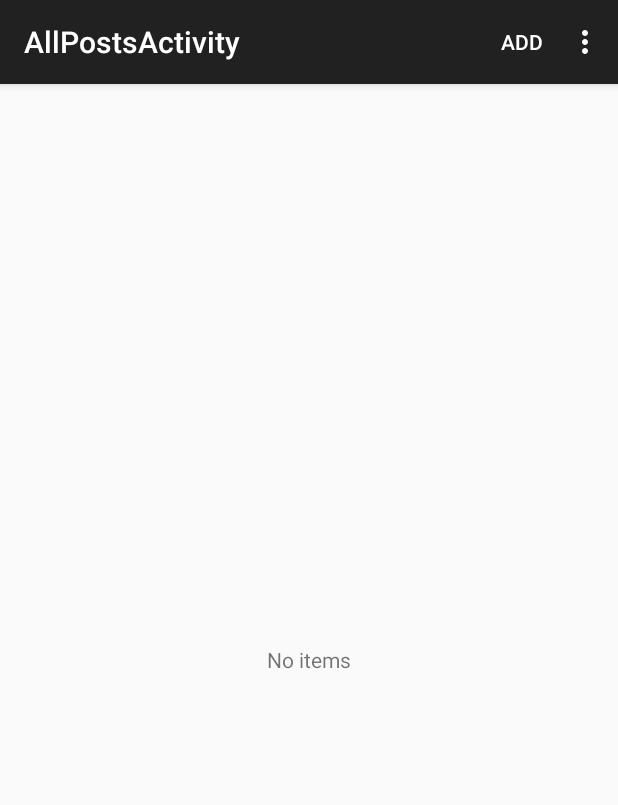
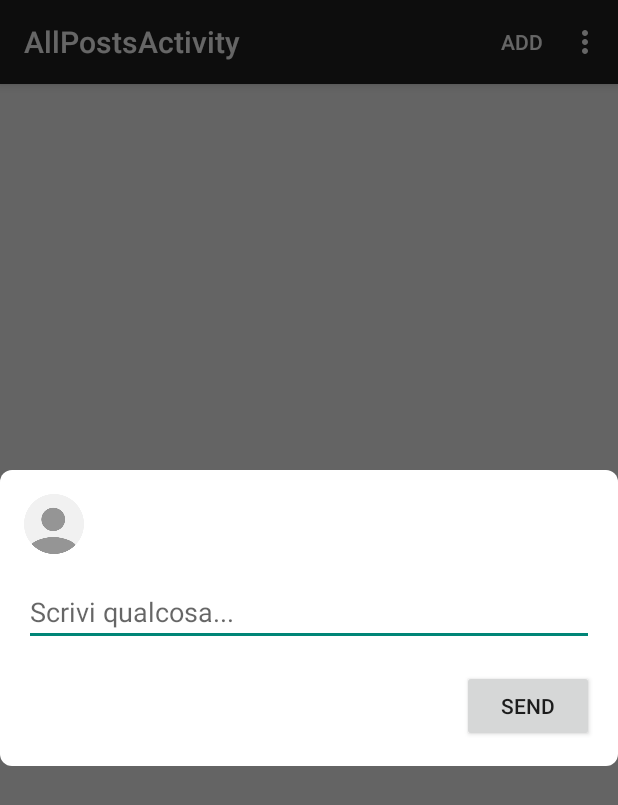
Before and after one commit to moondroid/ParseSocial, an Android app: the AllPostsActivity screen opened directly, with no data from a screen before it, after a tap on "ADD", on a phone screen of 412 x 824 dp. Shown: the top 805 px of the screen. Run offline under Robolectric (Android 15) with nearby library versions, the phone set to English and light mode, and no system bars; 2 statements that could not run were skipped.

Commit message:
add new post dialog

```diff
--- a/app/src/main/java/it/moondroid/parsesocial/AllPostsActivity.java
+++ b/app/src/main/java/it/moondroid/parsesocial/AllPostsActivity.java
@@ -10,12 +10,15 @@ import android.view.MenuItem;
 import android.view.View;
 import android.view.ViewGroup;
 import android.os.Build;
+import android.widget.Toast;
 
 import com.parse.ParseException;
 import com.parse.SaveCallback;
 
 import it.moondroid.sociallib.entities.Post;
 import it.moondroid.sociallib.fragments.AllPostsFragment;
+import it.moondroid.sociallib.fragments.CreatePostDialogFragment;
+import it.moondroid.sociallib.fragments.CreatePostDialogInterface;
 
 
 public class AllPostsActivity extends ActionBarActivity {
@@ -32,7 +35,7 @@ public class AllPostsActivity extends ActionBarActivity {
             getSupportFragmentManager().beginTransaction()
                     .add(R.id.container, postsFragment, "AllPostsFragment")
                     .commit();
-        }else {
+        } else {
             postsFragment = (AllPostsFragment) getSupportFragmentManager().findFragmentByTag("AllPostsFragment");
         }
     }
@@ -57,17 +60,25 @@ public class AllPostsActivity extends ActionBarActivity {
             return true;
         }
 
-        if (id == R.id.action_add_post){
-            Post post = new Post("post di prova "+counter);
-            counter++;
-            post.saveInBackground(new SaveCallback() {
+        if (id == R.id.action_add_post) {
+
+            new CreatePostDialogFragment.Builder(this).setSendPostButton(new CreatePostDialogInterface.OnClickListener() {
                 @Override
-                public void done(ParseException e) {
-                    if (e == null){
-                        postsFragment.update();
-                    }
+                public void onClick(CreatePostDialogInterface dialog, int which) {
+
+                    Post post = new Post(dialog.getContentText());
+                    post.saveInBackground(new SaveCallback() {
+                        @Override
+                        public void done(ParseException e) {
+                            if (e == null) {
+                                Toast.makeText(AllPostsActivity.this, "added", Toast.LENGTH_SHORT).show();
+                                postsFragment.update();
+                            }
+                        }
+                    });
+
                 }
-            });
+            }).show();
         }
 
         return super.onOptionsItemSelected(item);
--- /dev/null
+++ b/sociallib/src/main/java/it/moondroid/sociallib/fragments/CreatePostDialogFragment.java
@@ -0,0 +1,161 @@
+package it.moondroid.sociallib.fragments;
+
+import android.app.Activity;
+import android.app.Dialog;
+import android.app.DialogFragment;
+import android.content.Context;
+import android.graphics.drawable.ColorDrawable;
+import android.os.Bundle;
+import android.view.View;
+import android.view.ViewGroup;
+import android.view.Window;
+import android.widget.EditText;
+import android.widget.TextView;
+
+import com.parse.ParseUser;
+
+import it.moondroid.sociallib.R;
+
+/**
+ * Created by marco.granatiero on 24/11/2014.
+ */
+public class CreatePostDialogFragment extends DialogFragment implements CreatePostDialogInterface {
+
+    private Dialog dialog;
+    private EditText postContentText;
+    private View mView;
+
+    private CreatePostDialogInterface.OnClickListener mSendPostButtonListener;
+
+
+    public CreatePostDialogFragment() {
+        super();
+    }
+
+
+    @Override
+    public Dialog onCreateDialog(Bundle savedInstanceState) {
+
+        dialog = super.onCreateDialog(savedInstanceState);
+        dialog.requestWindowFeature(Window.FEATURE_NO_TITLE);
+        dialog.getWindow().setBackgroundDrawable(new ColorDrawable(android.graphics.Color.TRANSPARENT));
+
+        View view = setupUI(dialog);
+
+        dialog.setContentView(view);
+
+        return dialog;
+    }
+
+    @Override
+    public void onStart() {
+        super.onStart();
+        Dialog dialog = getDialog();
+        if (dialog != null) {
+
+            dialog.getWindow().setLayout(ViewGroup.LayoutParams.MATCH_PARENT, ViewGroup.LayoutParams.WRAP_CONTENT);
+        }
+    }
+
+
+    public void setContentView(View view) {
+        dialog.setContentView(view);
+    }
+
+    @Override
+    public String getContentText(){
+        return postContentText.getText().toString();
+    }
+
+    public void show() {
+        dialog.show();
+    }
+
+
+    private View setupUI(final Dialog dialog) {
+        View view = getActivity().getLayoutInflater().inflate(R.layout.fragment_new_post, null);
+
+        ((TextView) view.findViewById(R.id.user_name)).setText(ParseUser.getCurrentUser().getUsername());
+
+        postContentText = (EditText)view.findViewById(R.id.edit_post_content);
+
+        view.findViewById(R.id.btn_send).setOnClickListener(new View.OnClickListener() {
+            @Override
+            public void onClick(View view) {
+                if (mSendPostButtonListener != null) {
+                    mSendPostButtonListener.onClick(CreatePostDialogFragment.this, CreatePostDialogInterface.BUTTON_SEND_POST);
+                }
+                dialog.dismiss();
+            }
+        });
+
+
+        return view;
+    }
+
+
+    public static class Builder {
+
+        private Context context;
+        private String title;
+        private String message;
+        private View view;
+        private boolean cancelable = true;
+        private CreatePostDialogInterface.OnClickListener sendPostButtonListener;
+
+        public Builder(Context context) {
+            this.context = context;
+        }
+
+        public Builder setTitle(int titleId) {
+            this.title = context.getResources().getString(titleId);
+            return this;
+        }
+
+        public Builder setTitle(CharSequence title) {
+            this.title = title.toString();
+            return this;
+        }
+
+        public Builder setMessage(int messageId) {
+            this.message = context.getResources().getString(messageId);
+            return this;
+        }
+
+        public Builder setMessage(CharSequence message) {
+            this.message = message.toString();
+            return this;
+        }
+
+        public Builder setView(View view) {
+            this.view = view;
+            return this;
+        }
+
+        public Builder setCancelable(boolean cancelable) {
+            this.cancelable = cancelable;
+            return this;
+        }
+
+        public Builder setSendPostButton(final CreatePostDialogInterface.OnClickListener listener) {
+            this.sendPostButtonListener = listener;
+            return this;
+        }
+
+        public CreatePostDialogFragment create() {
+            final CreatePostDialogFragment dialog = new CreatePostDialogFragment();
+            dialog.mSendPostButtonListener = sendPostButtonListener;
+            dialog.mView = view;
+            dialog.setCancelable(cancelable);
+
+            return dialog;
+        }
+
+        public CreatePostDialogFragment show() {
+            CreatePostDialogFragment dialog = create();
+            dialog.show(((Activity) context).getFragmentManager(), "NewPostFragment");
+
+            return dialog;
+        }
+    }
+}
--- /dev/null
+++ b/sociallib/src/main/java/it/moondroid/sociallib/fragments/CreatePostDialogInterface.java
@@ -0,0 +1,23 @@
+package it.moondroid.sociallib.fragments;
+
+import android.view.KeyEvent;
+
+/**
+ * Created by marco.granatiero on 24/11/2014.
+ */
+public interface CreatePostDialogInterface {
+
+    public static final int BUTTON_SEND_POST = -1;
+
+    public void dismiss();
+
+    public String getContentText();
+
+    interface OnClickListener {
+        public void onClick(CreatePostDialogInterface dialog, int which);
+    }
+
+    interface OnKeyListener {
+        public boolean onKey(CreatePostDialogInterface dialog, int keyCode, KeyEvent event);
+    }
+}
--- /dev/null
+++ b/sociallib/src/main/res/drawable/dialog_rounded_corners.xml
@@ -0,0 +1,23 @@
+<?xml version="1.0" encoding="utf-8"?>
+
+<shape
+    xmlns:android="http://schemas.android.com/apk/res/android"
+    android:shape="rectangle">
+
+    <solid
+        android:color="@android:color/white">
+    </solid>
+
+    <padding
+        android:left="4dp"
+        android:top="4dp"
+        android:right="4dp"
+        android:bottom="4dp">
+    </padding>
+
+    <!-- Here is the corner radius -->
+    <corners
+        android:radius="8dp">
+    </corners>
+
+</shape>
--- /dev/null
+++ b/sociallib/src/main/res/layout/fragment_new_post.xml
@@ -0,0 +1,64 @@
+<LinearLayout xmlns:android="http://schemas.android.com/apk/res/android"
+    xmlns:tools="http://schemas.android.com/tools"
+    android:layout_width="match_parent"
+    android:layout_height="wrap_content"
+    android:layout_margin="16dp"
+    android:padding="16dp"
+    android:minWidth="200dp"
+    android:layout_gravity="center"
+    android:layout_centerInParent="true"
+    android:orientation="vertical"
+    android:background="@drawable/dialog_rounded_corners">
+
+    <LinearLayout
+        android:layout_width="match_parent"
+        android:layout_height="wrap_content"
+        android:orientation="horizontal">
+
+        <ImageView
+            android:id="@+id/user_icon"
+            android:layout_width="40dp"
+            android:layout_height="40dp"
+            android:src="@drawable/person_image_empty"/>
+
+        <TextView
+            android:id="@+id/user_name"
+            android:layout_width="wrap_content"
+            android:layout_height="wrap_content"
+            android:layout_gravity="center_vertical"
+            android:layout_marginLeft="16dp"
+            tools:text="User"
+            android:textStyle="bold"
+            android:textSize="20sp"
+            android:textColor="@android:color/secondary_text_light"
+            android:visibility="visible"/>
+
+
+    </LinearLayout>
+
+
+    <EditText
+        android:id="@+id/edit_post_content"
+        android:layout_width="match_parent"
+        android:layout_height="wrap_content"
+        android:layout_marginTop="16dp"
+        android:layout_marginBottom="16dp"
+        android:hint="Scrivi qualcosa..."/>
+
+    <LinearLayout
+        android:layout_width="match_parent"
+        android:layout_height="wrap_content"
+        android:orientation="horizontal"
+        android:gravity="right">
+
+        <Button
+            android:id="@+id/btn_send"
+            android:text="SEND"
+            android:layout_gravity="right"
+            android:layout_width="wrap_content"
+            android:layout_height="wrap_content" />
+
+        </LinearLayout>
+
+
+</LinearLayout>
```
